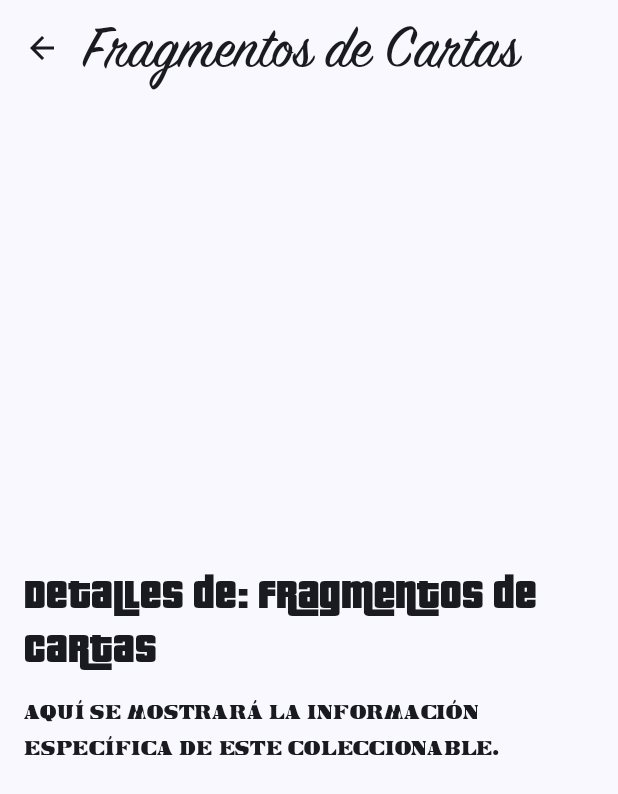
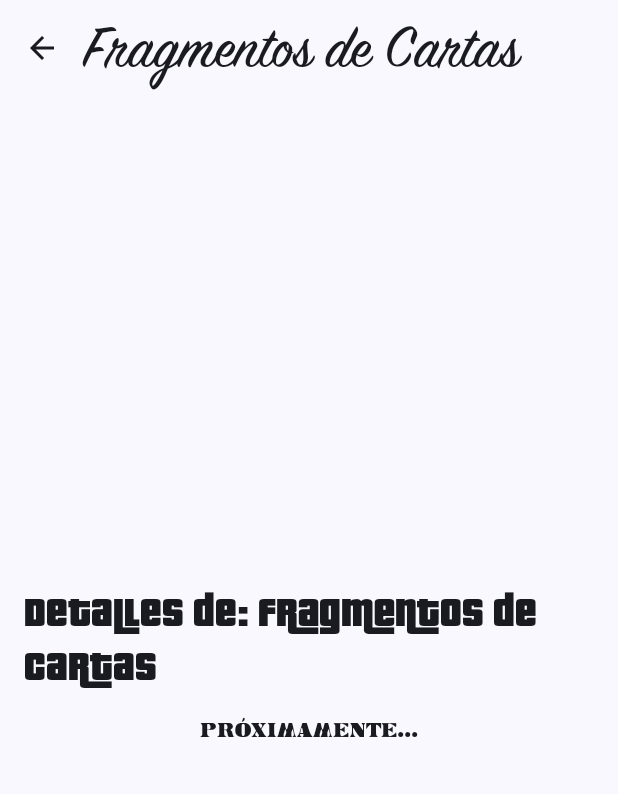
Before and after one commit to JuanjoJmnz/GuiaDefinitivaGTAV, an Android app built with Jetpack Compose: the CollectionScreen screen opened through its navigation route, after a tap on "Fragmentos de Cartas", on a phone screen of 412 x 824 dp. Shown: the top 794 px of the screen. Run offline under Robolectric (Android 15) with nearby library versions, the phone set to English and light mode, and no system bars.

Commit message:
Añadir funcionalidad y mejorar pantalla.
Signed-off-by: Juanjo <juanjojimgil@hotmail.com>

```diff
--- a/app/src/main/java/com/juanjojmnz/guiadefinitivagtav/ui/screens/CollectionScreen.kt
+++ b/app/src/main/java/com/juanjojmnz/guiadefinitivagtav/ui/screens/CollectionScreen.kt
@@ -15,8 +15,10 @@ import androidx.compose.ui.Modifier
 import androidx.compose.ui.tooling.preview.Preview
 import androidx.compose.ui.unit.dp
 import androidx.navigation.NavController
+import androidx.navigation.NavHostController
 import androidx.navigation.compose.NavHost
 import androidx.navigation.compose.composable
+import androidx.navigation.compose.currentBackStackEntryAsState
 import androidx.navigation.compose.rememberNavController
 import com.juanjojmnz.guiadefinitivagtav.ui.screens.collection.SpaceshipPartsScreen
 import com.juanjojmnz.guiadefinitivagtav.ui.theme.GuiaDefinitivaGTAVTheme
@@ -43,7 +45,7 @@ data class CollectibleMenuItem(
 fun CollectionScreen(
     mainNavController: NavController
 ) {
-    val collectionNavController = rememberNavController()
+    val collectionNavController: NavHostController = rememberNavController()
     val collectibleTypes = remember {
         listOf(
             CollectibleMenuItem("Piezas de la Nave Espacial", CollectionRoutes.SPACESHIP_PARTS),
@@ -56,10 +58,13 @@ fun CollectionScreen(
         )
     }
 
+    val navBackStackEntry by collectionNavController.currentBackStackEntryAsState()
+    val currentRoute = navBackStackEntry?.destination?.route
+
     var currentTitle by remember { mutableStateOf("Coleccionables") }
-    LaunchedEffect(collectionNavController) {
-        collectionNavController.currentBackStackEntryFlow.collect { backStackEntry ->
-            currentTitle = when (backStackEntry.destination.route) {
+
+    LaunchedEffect(currentRoute) {
+        currentTitle = when (currentRoute) {
             CollectionRoutes.SPACESHIP_PARTS -> "Piezas de Nave"
             CollectionRoutes.LETTER_SCRAPS -> "Fragmentos de Cartas"
             CollectionRoutes.NUCLEAR_WASTE -> "Desperdicios Nucleares"
@@ -71,15 +76,13 @@ fun CollectionScreen(
             else -> "Coleccionables"
         }
     }
-    }
-
 
     Scaffold(
         topBar = {
             TopAppBar(
                 title = { Text(currentTitle) },
                 navigationIcon = {
-                    if (collectionNavController.currentBackStackEntry?.destination?.route != CollectionRoutes.LIST) {
+                    if (currentRoute != CollectionRoutes.LIST && currentRoute != null) {
                         IconButton(onClick = { collectionNavController.popBackStack() }) {
                             Icon(Icons.AutoMirrored.Filled.ArrowBack, contentDescription = "Atrás")
                         }
@@ -87,7 +90,6 @@ fun CollectionScreen(
                         IconButton(onClick = { mainNavController.popBackStack() }) {
                             Icon(Icons.AutoMirrored.Filled.ArrowBack, contentDescription = "Salir de Coleccionables")
                         }
-                        Spacer(modifier = Modifier.width(48.dp))
                     }
                 }
             )
@@ -110,22 +112,22 @@ fun CollectionScreen(
                 SpaceshipPartsScreen()
             }
             composable(CollectionRoutes.LETTER_SCRAPS) {
-                CollectibleDetailScreen("Fragmentos de Cartas") { /* ... */ }
+                CollectibleDetailScreen("Fragmentos de Cartas") {  }
             }
             composable(CollectionRoutes.NUCLEAR_WASTE) {
-                CollectibleDetailScreen("Desperdicios Nucleares") { /* ... */ }
+                CollectibleDetailScreen("Desperdicios Nucleares") {  }
             }
             composable(CollectionRoutes.SUBMARINE_PARTS) {
-                CollectibleDetailScreen("Piezas de Submarino") { /* ... */ }
+                CollectibleDetailScreen("Piezas de Submarino") {  }
             }
             composable(CollectionRoutes.MONKEY_MOSAICS) {
-                CollectibleDetailScreen("Mosaicos de Mono") { /* ... */ }
+                CollectibleDetailScreen("Mosaicos de Mono") {  }
             }
             composable(CollectionRoutes.EPSILON_TRACTS) {
-                CollectibleDetailScreen("Tratados de Épsilon") { /* ... */ }
+                CollectibleDetailScreen("Tratados de Épsilon") {  }
             }
             composable(CollectionRoutes.PEYOTE_PLANTS) {
-                CollectibleDetailScreen("Plantas de Peyote") { /* ... */ }
+                CollectibleDetailScreen("Plantas de Peyote") {  }
             }
         }
     }
@@ -174,7 +176,7 @@ fun CollectibleDetailScreen(
     ) {
          Text("Detalles de: $collectibleName", style = MaterialTheme.typography.headlineMedium)
          Spacer(modifier = Modifier.height(16.dp))
-        Text("Aquí se mostrará la información específica de este coleccionable.")
+         Text("Próximamente...")
     }
 }
 
@@ -186,25 +188,3 @@ fun CollectionScreenPreview() {
         CollectionScreen(mainNavController = previewNavController)
     }
 }
-
-@Preview(showBackground = true)
-@Composable
-fun CollectibleTypeListPreview() {
-    GuiaDefinitivaGTAVTheme {
-        CollectibleTypeList(
-            collectibleTypes = listOf(
-                CollectibleMenuItem("Piezas de la Nave Espacial", "r1"),
-                CollectibleMenuItem("Fragmentos de Cartas", "r2")
-            ),
-            onCollectibleTypeClick = {}
-        )
-    }
-}
-
-@Preview(showBackground = true)
-@Composable
-fun CollectibleDetailScreenPreview() {
-    GuiaDefinitivaGTAVTheme {
-        CollectibleDetailScreen("Peyotes Preview") {}
-    }
-}
```
Lines whose indentation alone changed are shown as unchanged.
